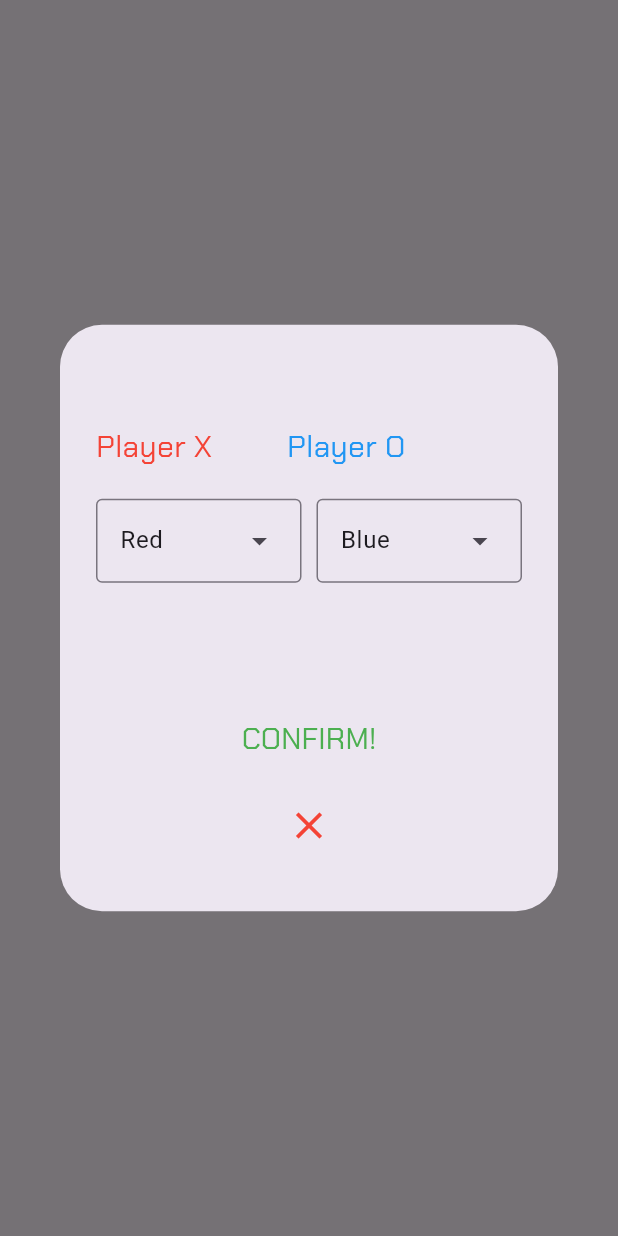
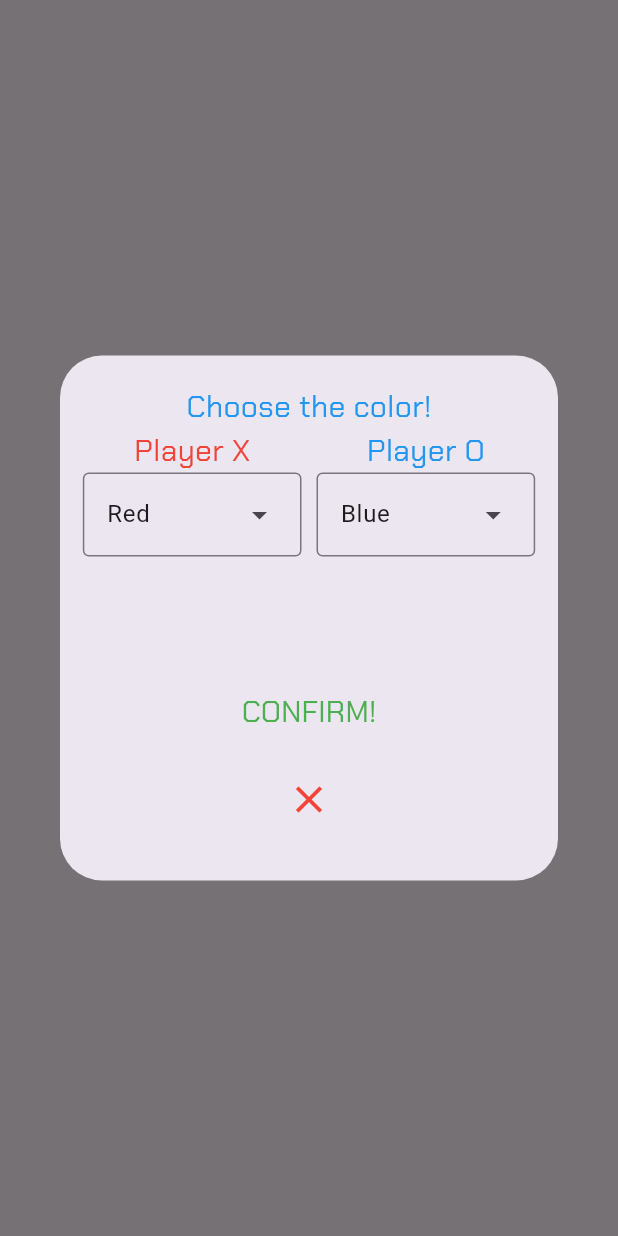
Before and after one commit to JP-Soares/jogo-da-velha-flutter, a Flutter app: the ChooseGame screen opened directly with empty values, after a tap on an icon or button, on a phone screen of 412 x 824 dp. Run offline on Flutter 3.47's test engine with Material 3 defaults, Android fonts, the phone set to English and light mode, and no system bars; our stand-ins replace flutter_svg, get.

Commit message:
arrumando a seleção de cores e tabuleiro

```diff
--- a/lib/choose_game.dart
+++ b/lib/choose_game.dart
@@ -1,7 +1,17 @@
 import 'package:flutter/material.dart';
 import 'package:flutter/widgets.dart';
 import 'package:flutter_svg/flutter_svg.dart';
+import 'package:get/get.dart';
 import 'package:jogovelha/gameScreen.dart';
+
+
+class ColorController extends GetxController{
+  static ColorController get to => Get.find();
+
+  var selectedColorX = Rx<ColorLabel?>(null); //cor para o player x
+  var selectedColorO = Rx<ColorLabel?>(null); //cor para o player o
+}
+
 
 enum ColorLabel {
   blue('Blue', Colors.blue),
@@ -24,6 +34,9 @@ class ChooseGame extends StatefulWidget {
 }
 
 class ChooseGameState extends State<ChooseGame> {
+
+  final ColorController controller = Get.put(ColorController());
+
   bool mostraMode = true;
   String gameMode = ''; //robot or player(r;p)
   int difficult = 0; //caso robot, dificuldade 0, 1, 2
@@ -34,15 +47,15 @@ class ChooseGameState extends State<ChooseGame> {
   String textButton1 = ''; //texto do botão 2 jogadores
   String textButton2 = ''; //texto do botão robô
   String textButton3 = ''; //texto do botão de concluir das cores
-  List<String> textPlayer = [];//texto dos jogadores para escolher as cores
+  List<String> textPlayer = []; //texto dos jogadores para escolher as cores
   List<String> textDifficult = []; //texto das dificuldades do robô
   List<String> textColors = []; //texto das cores
-  ColorLabel? selectedColorX;//cor para o player x
-  ColorLabel? selectedColorO;//cor para o player o
 
   @override
   void initState() {
     super.initState();
+    ColorLabel? selectedColorX = controller.selectedColorX.value;
+    ColorLabel? selectedColorO = controller.selectedColorO.value;
     gameMode = ''; // Redefinir para o padrão
     difficult = 0; // Redefinir para o padrão
 
@@ -50,7 +63,7 @@ class ChooseGameState extends State<ChooseGame> {
       textTitle1 = 'Escolha o Modo!';
       textTitle2 = 'Escolha a Dificuldade!';
       textTitle3 = 'Escolha a cor!';
-      textColors = ['VERMELHO', 'AZUL', 'VERDE', 'ROSA', 'ROXO'];
+      textColors = ['VERMELHO', 'AZUL', 'VERDE', 'ROSA', 'ROXO', 'AMARELO'];
       textButton1 = 'DOIS JOGADORES';
       textButton2 = 'ROBÔ';
       textDifficult = ['FÁCIL', 'MÉDIO', 'DIFÍCIL'];
@@ -60,7 +73,7 @@ class ChooseGameState extends State<ChooseGame> {
       textTitle1 = 'Choose the Mode!';
       textTitle2 = 'Choose the Difficult!';
       textTitle3 = 'Choose the color!';
-      textColors = ['RED', 'BLUE', 'GREEN', 'PINK', 'PURPLE'];
+      textColors = ['RED', 'BLUE', 'GREEN', 'PINK', 'PURPLE', 'YELLOW'];
       textButton1 = 'TWO PLAYERS';
       textButton2 = 'ROBOT';
       textDifficult = ['EASY', 'MEDIUM', 'HARD'];
@@ -69,8 +82,9 @@ class ChooseGameState extends State<ChooseGame> {
     } else if (widget.idioma == 'ESP') {
       textTitle1 = '¡Elija el modo!';
       textTitle2 = '¡Elija lo difícil!';
+      textButton3 = '¡Elige el color!';
       textButton1 = 'DOS JUGADORES';
-      textColors = ['ROJO', 'AZUL', 'VERDE', 'ROSADO', 'MORADO'];
+      textColors = ['ROJO', 'AZUL', 'VERDE', 'ROSADO', 'MORADO', 'AMARILLO'];
       textButton2 = 'ROBOT';
       textDifficult = ['FACIL', 'MEDIO', 'DIFÍCIL'];
       textButton3 = '¡COMPLETADO!';
@@ -78,9 +92,10 @@ class ChooseGameState extends State<ChooseGame> {
     } else {
       textTitle1 = 'Choose the Mode!';
       textTitle2 = 'Choose the Difficult!';
+      textTitle3 = 'Choose the color!';
       textButton1 = 'TWO PLAYERS';
       textButton2 = 'ROBOT';
-      textColors = ['RED', 'BLUE', 'GREEN', 'PINK', 'PURPLE'];
+      textColors = ['RED', 'BLUE', 'GREEN', 'PINK', 'PURPLE', 'YELLOW'];
       textDifficult = ['EASY', 'MEDIUM', 'HARD'];
       textButton3 = 'CONFIRM!';
       textPlayer = ['Player X', 'Player O'];
@@ -391,34 +406,55 @@ class ChooseGameState extends State<ChooseGame> {
   }
 
   alertColor() {
+    print('oi');
+    print(textTitle3);
     showDialog(
         context: context,
         barrierDismissible: false,
         builder: (context) {
-          return AlertDialog(
-              title: Text(textTitle3,
+          return Dialog(
+              // title: Text(textTitle3,
+              //     style: TextStyle(
+              //         fontFamily: 'Chakra', color: Colors.blue, fontSize: 20)),
+              //content: ValueListenableBuilder<ColorLabel?>(valueListenable: selectedColor, builder: (BuildContext context, String value, _){
+              child: Container(
+            height: 350,
+            width: 1000,
+            child: Column(
+              mainAxisSize: MainAxisSize.min,
+              children: [
+                SizedBox(
+                  height: 20,
+                ),
+                Center(
+                  child: Text(textTitle3,
                       style: TextStyle(
-                      fontFamily: 'Chakra', color: Colors.blue, fontSize: 20)),
-              //content: ValueListenableBuilder<ColorLabel?>(valueListenable: selectedColor, builder: (BuildContext context, String value, _){
-              content: Container(
-                height: 300,
-                width: 610,
+                          fontFamily: 'Chakra',
+                          color: Colors.blue,
+                          fontSize: 20)),
+                ),
+                Row(
+                  mainAxisSize: MainAxisSize.min,
+                  children: [
+                    //player x
+                    Column(
+                      mainAxisSize: MainAxisSize.min,
+                      children: [
+                        Center(
                           child: Column(
                             children: [
-                    Row(children: [
-                      Text(textPlayer[0], style: TextStyle(fontFamily: 'Chakra', color: selectedColorX?.color ?? Colors.red, fontSize: 20)),//player x
+                              Obx(()=>Text(textPlayer[0],
+                                  style: TextStyle(
+                                      fontFamily: 'Chakra',
+                                      color:
+                                          controller.selectedColorX.value?.color ?? Colors.red,
+                                      fontSize: 20))), //player x
                               SizedBox(width: 50),
-                      Text(textPlayer[1], style: TextStyle(fontFamily: 'Chakra', color: selectedColorO?.color ?? Colors.blue, fontSize: 20))//player o
-                    ],),
 
-                    SizedBox(height: 20,),
-
-                    Row(
-                      children: [
-                        Expanded(
-                          child: DropdownMenu<ColorLabel>(
+                              DropdownMenu<ColorLabel>(
                                 //color X player
-                            initialSelection: selectedColorX ?? ColorLabel.red,
+                                initialSelection:
+                                    controller.selectedColorX.value ?? ColorLabel.red,
                                 //controller: colorController,
                                 // requestFocusOnTap is enabled/disabled by platforms when it is null.
                                 // On mobile platforms, this is false by default. Setting this to true will
@@ -428,9 +464,7 @@ class ChooseGameState extends State<ChooseGame> {
                                 //label: const Text('Color'),
                                 onSelected: (ColorLabel? color) {
                                   setState(() {
-                                selectedColorX = color;
-                                Navigator.of(context).pop();
-                                alertColor();
+                                    controller.selectedColorX.value = color;
                                   });
                                 },
                                 dropdownMenuEntries: ColorLabel.values
@@ -439,21 +473,37 @@ class ChooseGameState extends State<ChooseGame> {
                                   return DropdownMenuEntry<ColorLabel>(
                                     value: color,
                                     label: color.label,
-                                enabled: color.label != 'Red',
+                                    //enabled: color.label != 'Red',
                                     style: MenuItemButton.styleFrom(
                                       foregroundColor: color.color,
                                     ),
                                   );
                                 }).toList(),
                               ),
+                            ],
                           ),
+                        ),
+                      ],
+                    ),
+                    SizedBox(width: 10),
+                    Column(
+                      mainAxisSize: MainAxisSize.min,
+                      children: [
+                        //player o
+                        Center(
+                          child: Column(
+                            children: [
+                              Obx(()=>Text(textPlayer[1],
+                                  style: TextStyle(
+                                      fontFamily: 'Chakra',
+                                      color:
+                                          controller.selectedColorO.value?.color ?? Colors.blue,
+                                      fontSize: 20))), //player o
 
-                        SizedBox(width: 10),
-
-                        Expanded(
-                            child: DropdownMenu<ColorLabel>(
+                              DropdownMenu<ColorLabel>(
                                 //color O player
-                          initialSelection: selectedColorO ?? ColorLabel.blue,
+                                initialSelection:
+                                    controller.selectedColorO.value ?? ColorLabel.blue,
                                 //controller: colorController,
                                 // requestFocusOnTap is enabled/disabled by platforms when it is null.
                                 // On mobile platforms, this is false by default. Setting this to true will
@@ -462,11 +512,7 @@ class ChooseGameState extends State<ChooseGame> {
                                 requestFocusOnTap: false,
                                 //label: const Text('Color'),
                                 onSelected: (ColorLabel? color) {
-                            setState(() {
-                              selectedColorO = color;
-                              Navigator.of(context).pop();
-                              alertColor();
-                            });
+                                  controller.selectedColorO.value = color;
                                 },
                                 dropdownMenuEntries: ColorLabel.values
                                     .map<DropdownMenuEntry<ColorLabel>>(
@@ -474,31 +520,44 @@ class ChooseGameState extends State<ChooseGame> {
                                   return DropdownMenuEntry<ColorLabel>(
                                     value: color,
                                     label: color.label,
-                              enabled: color.label != 'Blue',
+                                    //enabled: color.label != 'Blue',
                                     style: MenuItemButton.styleFrom(
                                       foregroundColor: color.color,
                                     ),
                                   );
                                 }).toList(),
-                        )),
+                              ),
+                            ],
+                          ),
+                        ),
+                      ],
+                    ),
                   ],
                 ),
                 SizedBox(height: 80),
                 TextButton(
                     onPressed: () {
-                          Navigator.of(context).pushReplacement(MaterialPageRoute(builder: (context) =>
-                          ScreenGame(selectedColorX?.color ?? Colors.red, selectedColorO?.color ?? Colors.blue, widget.idioma, gameMode, difficult)));
+                      Navigator.of(context).pushReplacement(MaterialPageRoute(
+                          builder: (context) => ScreenGame(
+                              controller.selectedColorX.value?.color ?? Colors.red,
+                              controller.selectedColorO.value?.color ?? Colors.blue,
+                              widget.idioma,
+                              gameMode,
+                              difficult)));
                     },
                     child: Text(
                       textButton3,
-                          style: TextStyle(fontSize: 20, fontFamily: 'Chakra', color: Colors.green),
+                      style: TextStyle(
+                          fontSize: 20,
+                          fontFamily: 'Chakra',
+                          color: Colors.green),
                     )),
-
                 SizedBox(height: 10),
-
-                    TextButton(onPressed: (){
+                TextButton(
+                  onPressed: () {
                     Navigator.of(context).pop();
-                    }, child: Icon(Icons.close, color: Colors.red, size: 30),
+                  },
+                  child: Icon(Icons.close, color: Colors.red, size: 30),
                 )
               ],
             ),
--- a/lib/gameScreen.dart
+++ b/lib/gameScreen.dart
@@ -36,7 +36,10 @@ class ScreenGameState extends State<ScreenGame>{
   void initState() {
     super.initState();
 
+
+
     if(widget.idioma == 'PT-BR'){
+
       textJogador = ['Jogador 1', 'Jogador 2'];
       textTitlePop = ['VENCEU!', 'EMPATE!'];
       titleWin = 'FIM DE JOGO!';
@@ -76,16 +79,17 @@ class ScreenGameState extends State<ScreenGame>{
   Widget build(BuildContext context){
     return Scaffold(
 
-      body: Column( mainAxisAlignment: MainAxisAlignment.center, children: [
+      body: Column( mainAxisAlignment: MainAxisAlignment.start, children: [
 
       placar(),
 
-      Center( // tabuleiro
-        child: SizedBox(
-          height: 600,
+     // tabuleiro
+        Expanded(
+          //height: 400,
           child: Stack(
             children: [
               GridView.builder(
+                physics: NeverScrollableScrollPhysics(),
                 gridDelegate: const SliverGridDelegateWithFixedCrossAxisCount( // Malha do tabuleiro
                   crossAxisCount: 3, // número de colunas
                   childAspectRatio: 1.0, // espaço entre as células
@@ -94,9 +98,9 @@ class ScreenGameState extends State<ScreenGame>{
                 itemBuilder: (context, index) {
                   return GestureDetector(
                     onTap: () {
-                     if(game.tabuleiro[index] == '' && game.player == 'X' && game.gameMode == 'r'){
+                     if(game.tabuleiro[index] == '' && game.player == 'X' && game.gameMode == 'r' && game.winner == false){
                        _playerMove(index); // Chama a função para a jogada do jogador
-                     }else if(game.tabuleiro[index] == '' && game.gameMode == 'p'){
+                     }else if(game.tabuleiro[index] == '' && game.gameMode == 'p' && game.winner == false){
                        _playerMove(index);
                      }else{
                       return;
@@ -126,8 +130,7 @@ class ScreenGameState extends State<ScreenGame>{
             ],
           ),
         ),
-      ),
-
+        SizedBox(height: 50,),
         ElevatedButton(
           onPressed: (){
              setState(() {
```
Lines whose indentation alone changed are shown as unchanged.
